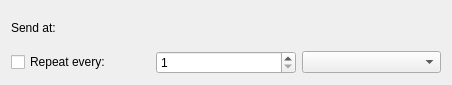
Old version of the form libsendlater/src/ui/sendlaterwidget.ui in the repository KDE/kdepim-apps-libs.
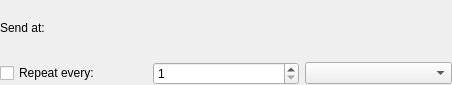
New version of the form. Custom widgets are drawn as their Qt base class.

Commit message: Remove margin

Diff of the .ui file:
```diff
--- a/libsendlater/src/ui/sendlaterwidget.ui
+++ b/libsendlater/src/ui/sendlaterwidget.ui
@@ -11,6 +11,18 @@
    </rect>
   </property>
   <layout class="QGridLayout" name="gridLayout">
+   <property name="leftMargin">
+    <number>0</number>
+   </property>
+   <property name="topMargin">
+    <number>0</number>
+   </property>
+   <property name="rightMargin">
+    <number>0</number>
+   </property>
+   <property name="bottomMargin">
+    <number>0</number>
+   </property>
    <item row="0" column="0">
     <widget class="QLabel" name="mLabel">
      <property name="text">
```
